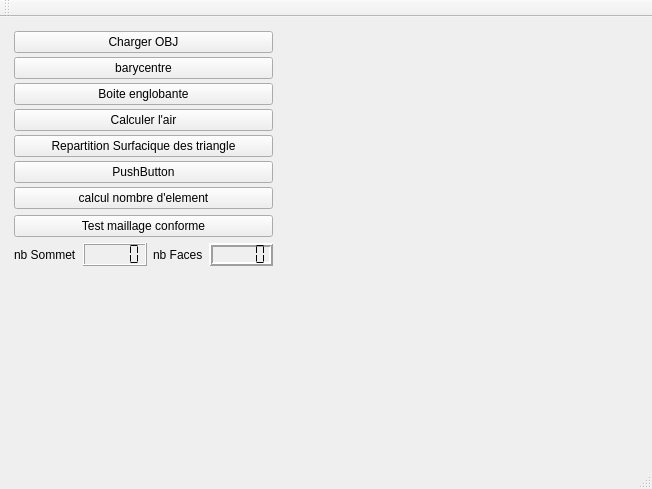
Before: the Qt Designer form starterLight/mainwindow.ui in Arnaud04/Programmation_Graphique_S3, drawn with Qt 5.
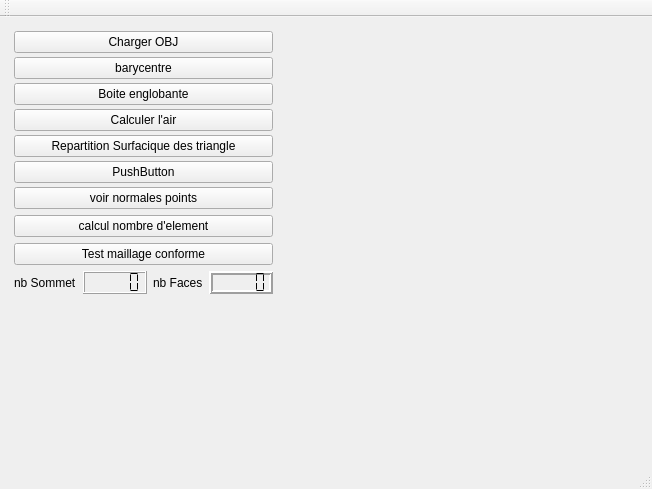
After: the same form once the commit is applied. Custom widgets are drawn as their Qt base class.

Commit message: norm face + vertex and angle between 2 vector

```diff
--- a/starterLight/mainwindow.ui
+++ b/starterLight/mainwindow.ui
@@ -95,6 +95,13 @@
        </item>
        <item>
         <layout class="QVBoxLayout" name="verticalLayout_7">
+         <item>
+          <widget class="QPushButton" name="show_pts_norm">
+           <property name="text">
+            <string>voir normales points</string>
+           </property>
+          </widget>
+         </item>
          <item>
           <widget class="QPushButton" name="getInformation">
            <property name="text">
```
The commit also changes 4 other files.
